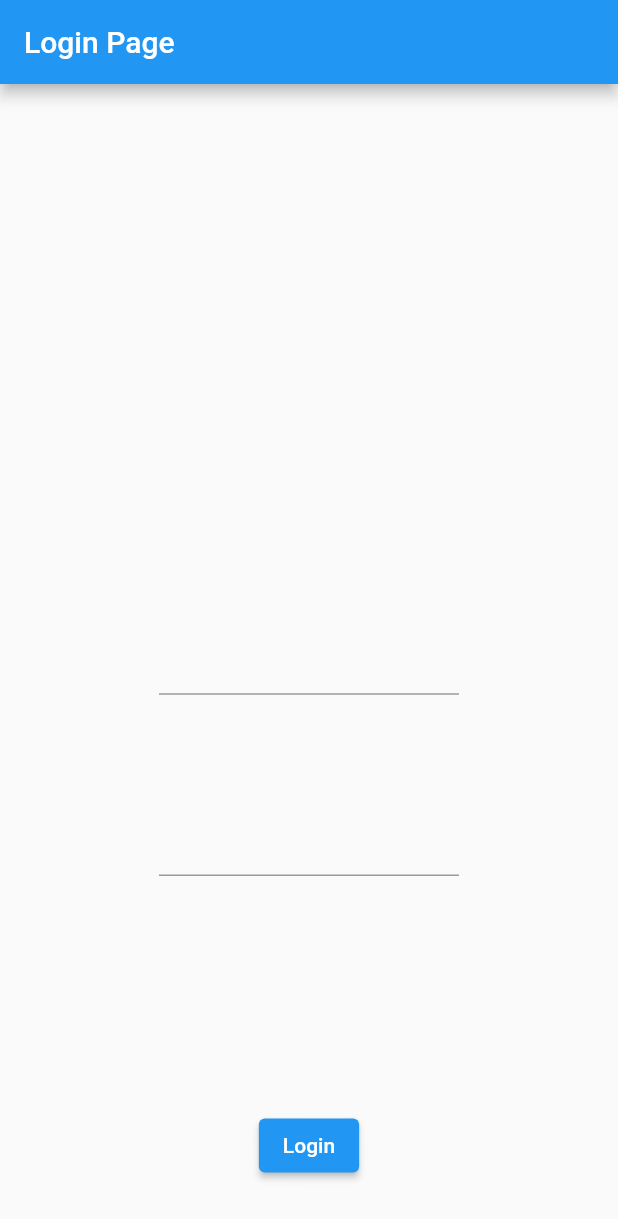
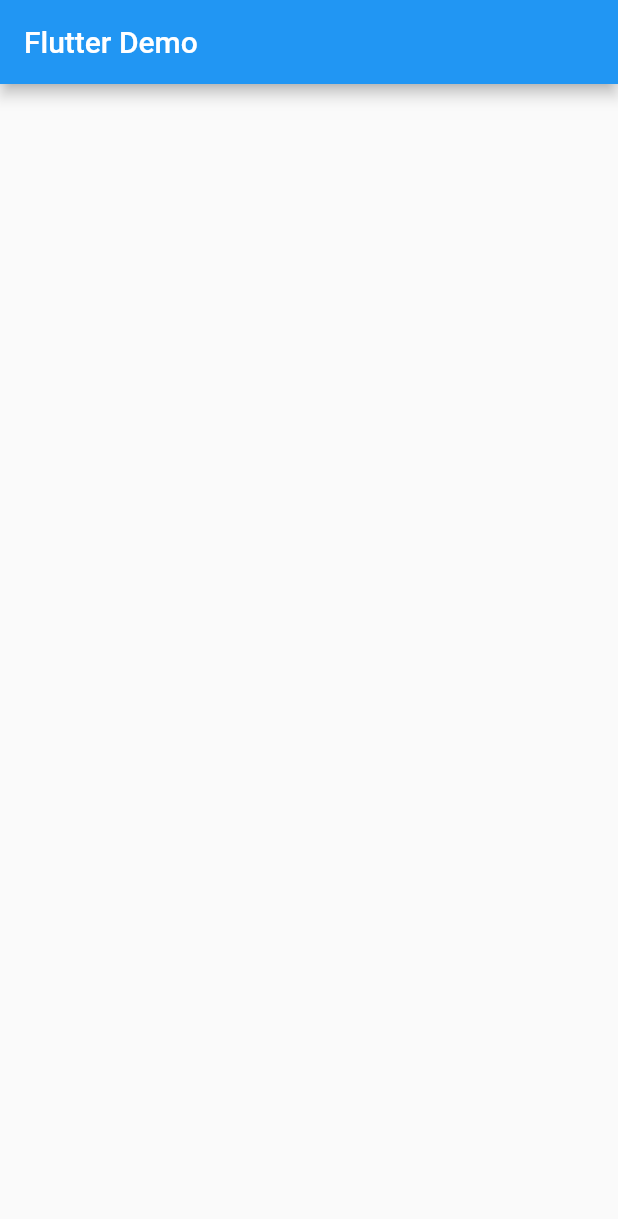
Before and after one commit to Haroon-Zafar/flutter_application_2, a Flutter app: the screen it shows after launch, on a phone screen of 412 x 824 dp. Shown: the top 1219 px of the screen. Run offline on Flutter 3.47's test engine with Material 2 defaults, Android fonts, the phone set to English and light mode, and no system bars.

Commit message:
App Bar Title
"Login Page"

```diff
--- a/lib/main.dart
+++ b/lib/main.dart
@@ -10,100 +10,10 @@ class MyApp extends StatelessWidget {
   @override
   Widget build(BuildContext context) {
     return MaterialApp(
-      debugShowCheckedModeBanner: false,
       home: Scaffold(
         appBar: AppBar(
-          title: Text("Login Page"),
+          title: Text('Flutter Demo'),
         ),
-        body: Center(
-          child: Column(
-            mainAxisAlignment: MainAxisAlignment.spaceAround,
-            children: [
-              SizedBox(
-                height: 250,
-              ),
-              // Addind Text Field
-              Container(
-                child: Container(
-                  width: 200,
-                  child: TextField(),
-                ),
-              ),
-              Container(
-                child: Container(
-                  width: 200,
-                  child: TextField(),
-                ),
-              ),
-              SizedBox(
-                height: 10,
-              ),
-              ElevatedButton(onPressed: () {}, child: Text("Login")),
-            ],
-          ),
-        ),
-        //   child: Center(
-        //     child: Column(
-        //       children: [
-        //         Container(
-        //           height: 100,
-        //           width: 100,
-        //           color: Colors.purple,
-        //         ),
-        //         SizedBox(
-        //           height: 30,
-        //         ),
-        //         Container(
-        //           height: 100,
-        //           width: 100,
-        //           color: Colors.purple,
-        //         ),
-        //         SizedBox(
-        //           height: 30,
-        //         ),
-        //         Container(
-        //           height: 100,
-        //           width: 100,
-        //           color: Colors.purple,
-        //         ),
-        //         SizedBox(
-        //           height: 30,
-        //         ),
-        //         Container(
-        //           height: 100,
-        //           width: 100,
-        //           color: Colors.purple,
-        //         ),
-        //         SizedBox(
-        //           height: 30,
-        //         ),
-        //         Container(
-        //           height: 100,
-        //           width: 100,
-        //           color: Colors.purple,
-        //         ),
-        //         SizedBox(
-        //           height: 30,
-        //         ),
-        //         Container(
-        //           height: 100,
-        //           width: 100,
-        //           color: Colors.purple,
-        //         ),
-        //         SizedBox(
-        //           height: 30,
-        //         ),
-        //         Container(
-        //           height: 100,
-        //           width: 100,
-        //           color: Colors.purple,
-        //         ),
-        //         SizedBox(
-        //           height: 30,
-        //         )
-        //       ],
-        // ),
-        // ),
       ),
     );
   }
```
